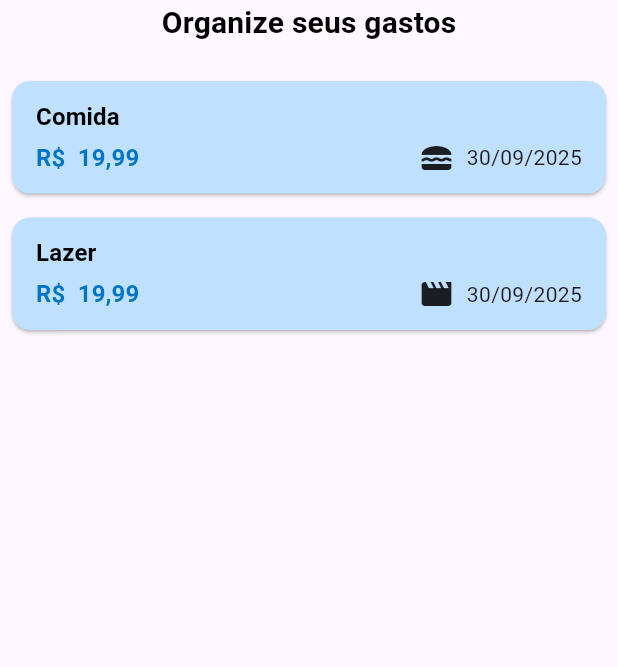
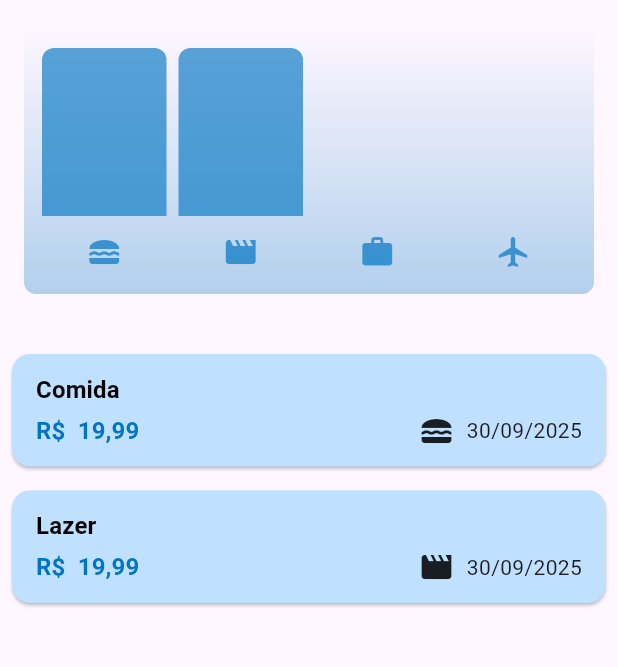
Before and after one commit to Afonso247/impulse, a Flutter app: the screen it shows after launch, on a phone screen of 412 x 824 dp, the part 84-751 px from its top. Run offline on Flutter 3.47's test engine with Material 3 defaults, Android fonts, the phone set to English and light mode, and no system bars.

Commit message:
feat: usando o chart

```diff
--- a/lib/impulse.dart
+++ b/lib/impulse.dart
@@ -3,6 +3,7 @@ import 'package:flutter/material.dart';
 import 'package:impulse/models/expense.dart';
 import 'package:impulse/components/expenses_list.dart';
 import 'package:impulse/components/new_expense.dart';
+import 'package:impulse/components/chart/chart.dart';
 
 class Impulse extends StatefulWidget {
   const Impulse({super.key});
@@ -115,7 +116,7 @@ class _ImpulseState extends State<Impulse> {
       ),
       body: Column(
         children: [
-          Text('Organize seus gastos', style: Theme.of(context).textTheme.titleMedium),
+          Chart(expenses: _registeredExpenses),
           const SizedBox(height: 16),
           Expanded(
             child: listContent,
```
